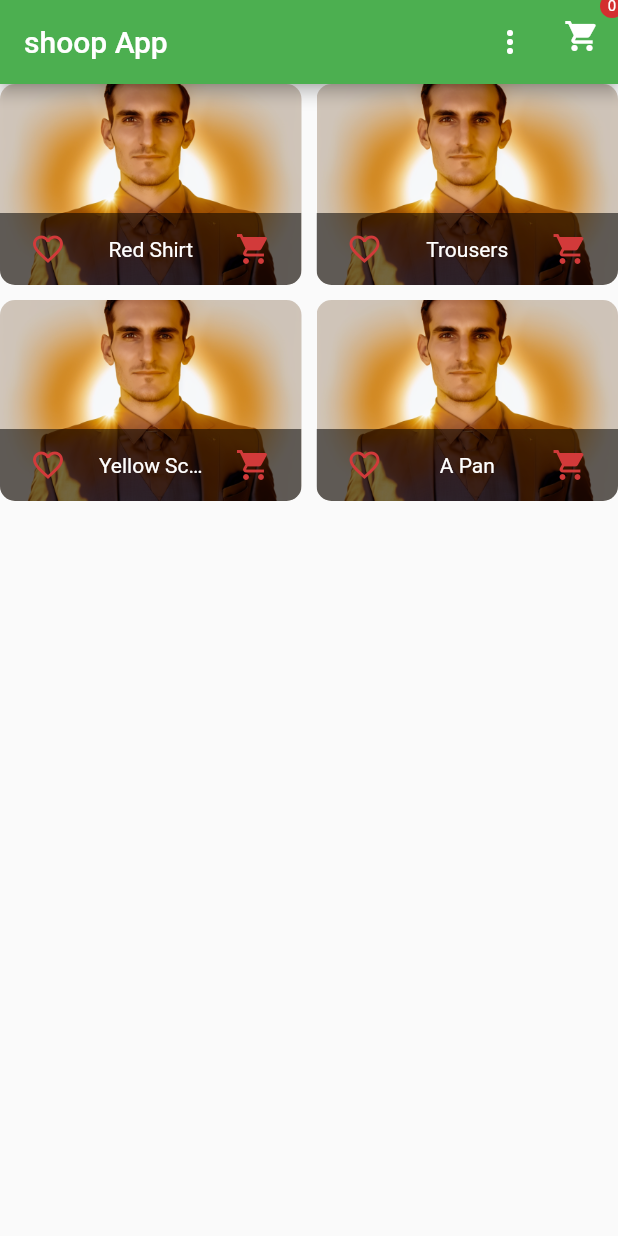
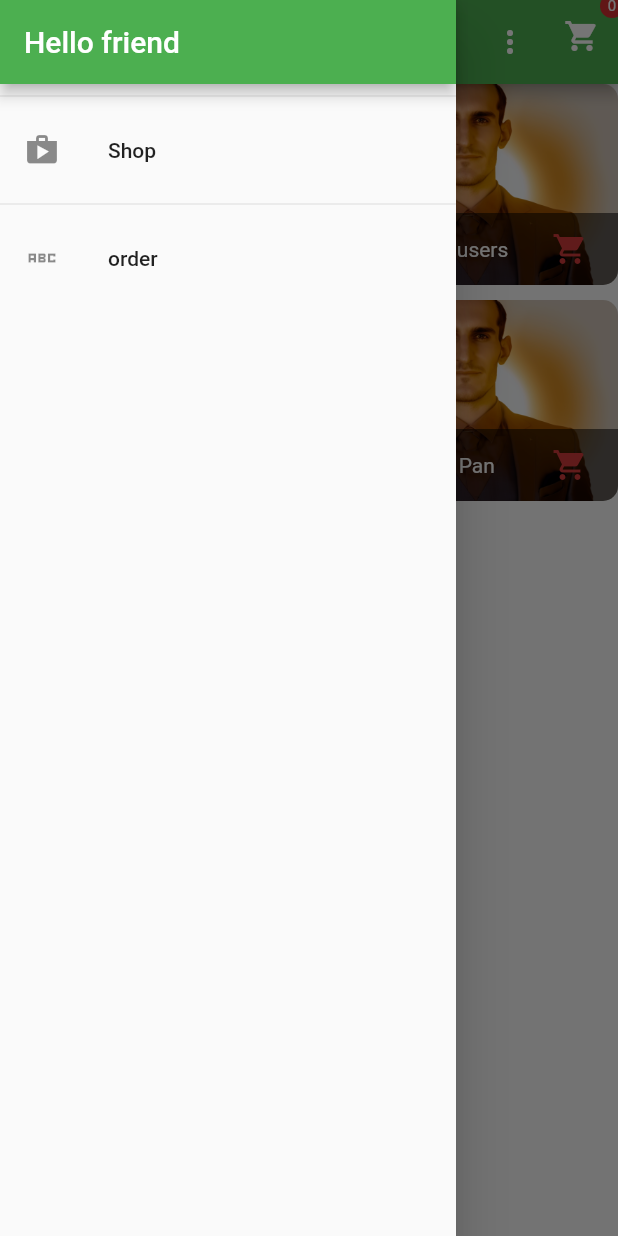
Before and after one commit to Shazad222/shop_App, a Flutter app: the screen it shows after launch, with the side drawer open (before the commit the screen has no drawer), on a phone screen of 412 x 824 dp. Run offline on Flutter 3.47's test engine with Material 2 defaults, Android fonts, the light colour scheme and no system bars.

Commit message:
section 8 with order cart checkout section

```diff
--- a/lib/main.dart
+++ b/lib/main.dart
@@ -1,4 +1,6 @@
 import 'package:f5/providers/cart.dart';
+import 'package:f5/providers/order.dart';
+import 'package:f5/screens/Order_screen.dart';
 import 'package:f5/screens/Products_overview_screen.dart';
 import 'package:flutter/material.dart';
 import 'package:provider/provider.dart';
@@ -22,6 +24,7 @@ class MyApp extends StatelessWidget {
         ChangeNotifierProvider(create: (ctx) => Products()),
         // add more ChangeNotifierProviders here if needed
         ChangeNotifierProvider(create: (ctx) => Cart()),
+          ChangeNotifierProvider(create: (ctx) => Orders()),
       ],
       child: MaterialApp(
         debugShowCheckedModeBanner: false,
@@ -32,10 +35,14 @@ class MyApp extends StatelessWidget {
           primarySwatch: Colors.green,
         ),
         home: ProductsOverviewScreen(),
+
         routes: {
           ProductScreenDetailScreen.routName: (ctx) =>
               ProductScreenDetailScreen(),
-          CartScreen.routeName: (ctx) => CartScreen()
+          CartScreen.routeName: (ctx) => CartScreen(),
+
+             OrderScreen.routName: (ctx) => OrderScreen(),
+
         },
       ),
     );
--- a/lib/screens/Products_overview_screen.dart
+++ b/lib/screens/Products_overview_screen.dart
@@ -1,9 +1,9 @@
-import 'package:f5/providers/product.dart';
-import 'package:f5/providers/product_provider.dart';
+
 import 'package:flutter/material.dart';
 import 'package:provider/provider.dart';
 
 import '../providers/cart.dart';
+import '../widgets/app_drawer.dart';
 import '../widgets/product_grid.dart';
 import 'car_screen.dart';
 
@@ -65,6 +65,7 @@ class _ProductsOverviewScreenState extends State<ProductsOverviewScreen> {
           )
         ],
       ),
+      drawer:AppDrawer() ,
       body: ProductGrid(_showOnlyFavorites),
     );
   }
--- /dev/null
+++ b/lib/widgets/app_drawer.dart
@@ -0,0 +1,38 @@
+import 'package:f5/screens/Order_screen.dart';
+import 'package:flutter/material.dart';
+import 'package:flutter/src/widgets/framework.dart';
+import 'package:flutter/src/widgets/placeholder.dart';
+
+class AppDrawer extends StatelessWidget {
+  const AppDrawer({super.key});
+
+  @override
+  Widget build(BuildContext context) {
+    return Drawer(
+      child: Column(
+        children: [
+          AppBar(
+            title: Text("Hello friend"),
+            automaticallyImplyLeading: false,
+          ),
+          Divider(),
+          ListTile(
+            onTap: () {
+              Navigator.of(context).pushReplacementNamed("/");
+            },
+            leading: Icon(Icons.shop),
+            title: Text("Shop"),
+          ),
+          Divider(),
+          ListTile(
+            onTap: () {
+              Navigator.of(context).pushReplacementNamed(OrderScreen.routName);
+            },
+            leading: Icon(Icons.abc_sharp),
+            title: Text("order"),
+          ),
+        ],
+      ),
+    );
+  }
+}
--- a/lib/widgets/product_grid.dart
+++ b/lib/widgets/product_grid.dart
@@ -3,7 +3,6 @@
 import 'package:flutter/material.dart';
 import 'package:provider/provider.dart';
 
-import '../providers/product.dart';
 import '../providers/product_provider.dart';
 import 'product_item.dart';
 
--- a/pubspec.yaml
+++ b/pubspec.yaml
@@ -37,6 +37,7 @@ dependencies:
   # Use with the CupertinoIcons class for iOS style icons.
   cupertino_icons: ^1.0.2
   provider: ^6.0.5
+  intl: ^0.18.0
 
 dev_dependencies:
   flutter_test:
```
Also changed, not shown: lib/providers/cart.dart (+9 -0 lines), lib/providers/order.dart (added, +39 -0 lines), lib/screens/Order_screen.dart (added, +26 -0 lines), lib/screens/car_screen.dart (+10 -1 lines), lib/screens/product_detail_screen.dart (+15 -7 lines), lib/widgets/Order_item.dart (added, +74 -0 lines), lib/widgets/cart_item.dart (+52 -12 lines), pubspec.lock.
